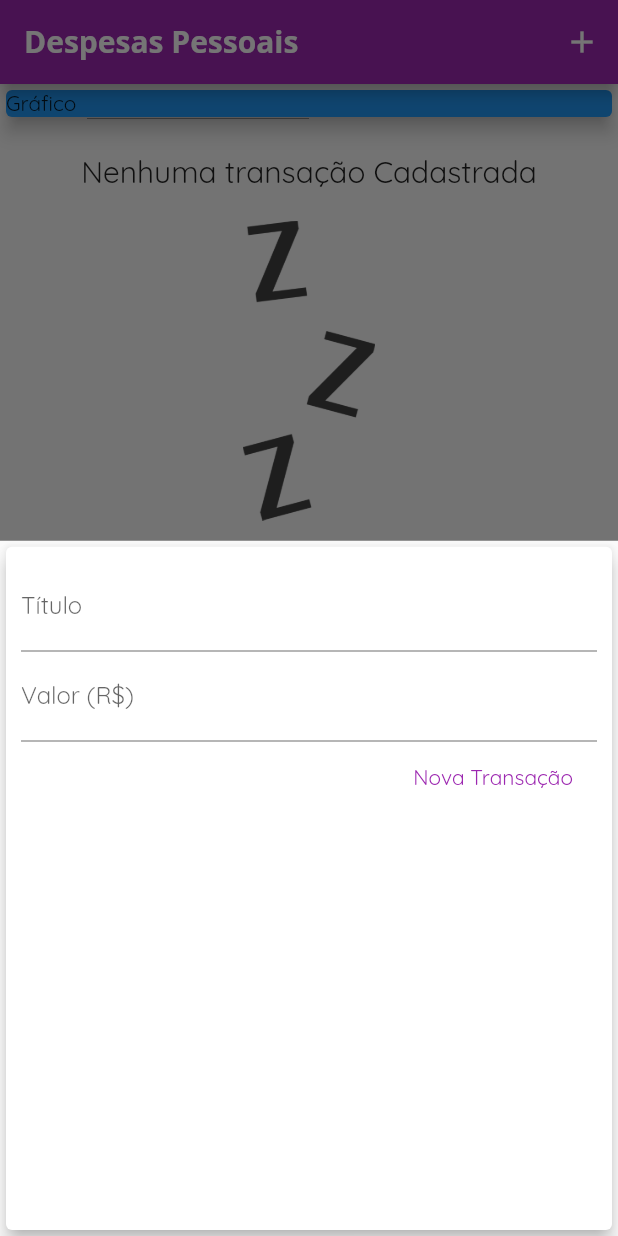
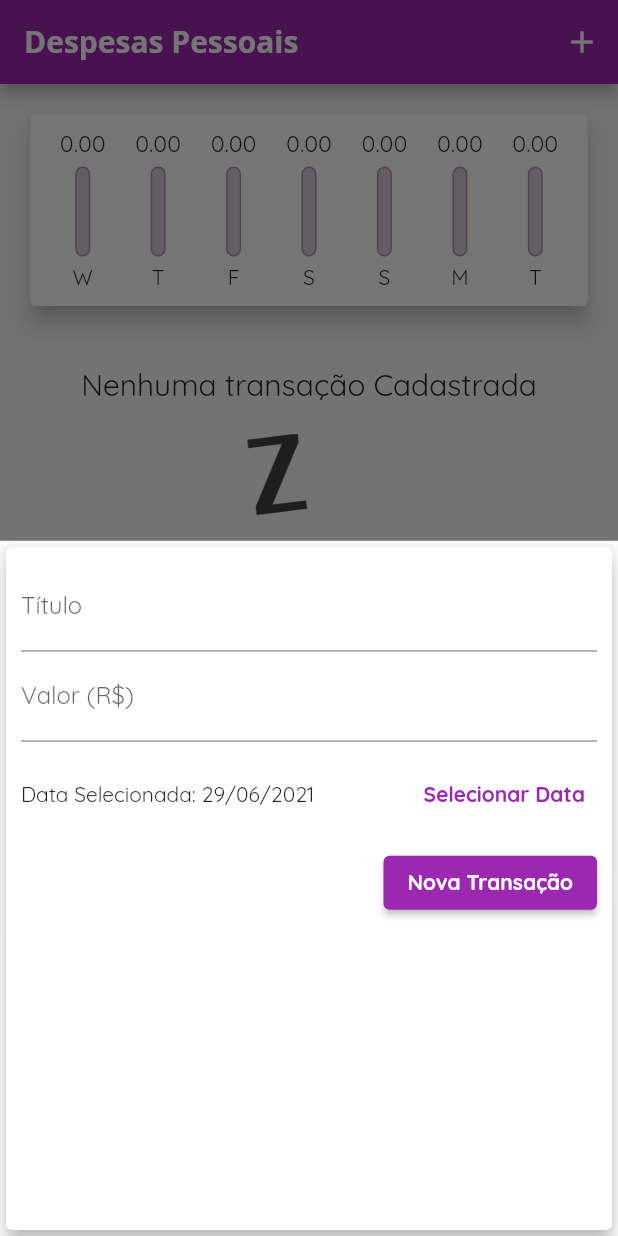
Before and after one commit to joaosatiro/study-flutter, a Flutter app: the screen it shows after launch, after a tap on the "add" icon, on a phone screen of 412 x 824 dp. Run offline on Flutter 3.47's test engine with Material 2 defaults, Android fonts, the phone set to English and light mode, and no system bars.

Commit message:
finish project expenses

```diff
--- /dev/null
+++ b/expenses/lib/components/chart.dart
@@ -0,0 +1,70 @@
+import 'package:expenses/components/chart_bar.dart';
+import 'package:expenses/models/transaction.dart';
+import 'package:intl/intl.dart';
+import 'package:flutter/material.dart';
+
+class Chart extends StatelessWidget {
+  final List<Transaction> recentTransaction;
+
+  const Chart({
+    Key? key,
+    required this.recentTransaction,
+  }) : super(key: key);
+
+  List<Map<String, Object>> get groupedTransactions {
+    return List.generate(7, (index) {
+      final weekDay = DateTime.now().subtract(
+        Duration(days: index),
+      );
+
+      double totalSum = 0.0;
+
+      for (var i = 0; i < recentTransaction.length; i++) {
+        bool sameDay = recentTransaction[i].date.day == weekDay.day;
+        bool sameMonth = recentTransaction[i].date.month == weekDay.month;
+        bool sameYear = recentTransaction[i].date.year == weekDay.year;
+
+        if (sameDay && sameMonth && sameYear) {
+          totalSum += recentTransaction[i].value;
+        }
+      }
+
+      return {
+        'day': DateFormat.E().format(weekDay)[0],
+        'value': totalSum,
+      };
+    }).reversed.toList();
+  }
+
+  double get _weekTotalValue {
+    return groupedTransactions.fold(0.0, (sum, tr) {
+      return sum + (tr['value'] as double);
+    });
+  }
+
+  @override
+  Widget build(BuildContext context) {
+    return Card(
+      elevation: 6,
+      margin: EdgeInsets.all(20),
+      child: Padding(
+        padding: const EdgeInsets.all(10),
+        child: Row(
+          mainAxisAlignment: MainAxisAlignment.spaceAround,
+          children: groupedTransactions.map((tr) {
+            return Flexible(
+              fit: FlexFit.tight,
+              child: ChartBar(
+                label: tr['day'].toString(),
+                value: tr['value'] as double,
+                percentage: _weekTotalValue == 0
+                    ? 0
+                    : (tr['value'] as double) / _weekTotalValue,
+              ),
+            );
+          }).toList(),
+        ),
+      ),
+    );
+  }
+}
--- /dev/null
+++ b/expenses/lib/components/chart_bar.dart
@@ -0,0 +1,59 @@
+import 'package:flutter/material.dart';
+
+class ChartBar extends StatelessWidget {
+  final String? label;
+  final double? value;
+  final double? percentage;
+
+  const ChartBar({
+    Key? key,
+    this.label,
+    this.value,
+    this.percentage,
+  }) : super(key: key);
+
+  @override
+  Widget build(BuildContext context) {
+    return Column(
+      children: [
+        Container(
+          height: 20,
+          child: FittedBox(
+            child: Text('${value!.toStringAsFixed(2)}'),
+          ),
+        ),
+        SizedBox(height: 5),
+        Container(
+          height: 60,
+          width: 10,
+          child: Stack(
+            alignment: Alignment.bottomCenter,
+            children: [
+              Container(
+                decoration: BoxDecoration(
+                  border: Border.all(
+                    color: Colors.grey,
+                    width: 1.0,
+                  ),
+                  color: Color.fromRGBO(220, 200, 220, 1),
+                  borderRadius: BorderRadius.circular(5),
+                ),
+              ),
+              FractionallySizedBox(
+                heightFactor: percentage,
+                child: Container(
+                  decoration: BoxDecoration(
+                    color: Theme.of(context).primaryColor,
+                    borderRadius: BorderRadius.circular(5),
+                  ),
+                ),
+              ),
+            ],
+          ),
+        ),
+        SizedBox(height: 5),
+        Text(label!),
+      ],
+    );
+  }
+}
--- a/expenses/lib/components/transaction_form.dart
+++ b/expenses/lib/components/transaction_form.dart
@@ -1,7 +1,8 @@
 import 'package:flutter/material.dart';
+import 'package:intl/intl.dart';
 
 class TransactionForm extends StatefulWidget {
-  final void Function(String, double) onSubmit;
+  final void Function(String, double, DateTime) onSubmit;
 
   TransactionForm(this.onSubmit);
 
@@ -10,19 +11,35 @@ class TransactionForm extends StatefulWidget {
 }
 
 class _TransactionFormState extends State<TransactionForm> {
-  final titleController = TextEditingController();
-
-  final valueController = TextEditingController();
+  final _titleController = TextEditingController();
+  final _valueController = TextEditingController();
+  DateTime _selectedDate = DateTime.now();
 
   _submitForm() {
-    final title = titleController.text;
-    final value = double.tryParse(valueController.text) ?? 0.0;
+    final title = _titleController.text;
+    final value = double.tryParse(_valueController.text) ?? 0.0;
 
-    if(title.isEmpty || value <= 0) {
+    if (title.isEmpty || value <= 0) {
       return;
     }
 
-    widget.onSubmit(title, value);
+    widget.onSubmit(title, value, _selectedDate);
+  }
+
+  _showDatePicker() {
+    showDatePicker(
+      context: context,
+      initialDate: DateTime.now(),
+      firstDate: DateTime(2019),
+      lastDate: DateTime.now(),
+    ).then((pickeDate) {
+      if (pickeDate == null) {
+        return;
+      }
+      setState(() {
+        _selectedDate = pickeDate;
+      });
+    });
   }
 
   @override
@@ -34,27 +51,48 @@ class _TransactionFormState extends State<TransactionForm> {
         child: Column(
           children: [
             TextField(
-              controller: titleController,
+              controller: _titleController,
               onSubmitted: (_) => _submitForm(),
               decoration: InputDecoration(
                 labelText: 'Título',
               ),
             ),
             TextField(
-              controller: valueController,
+              controller: _valueController,
               keyboardType: TextInputType.numberWithOptions(decimal: true),
               onSubmitted: (_) => _submitForm(),
               decoration: InputDecoration(
                 labelText: 'Valor (R\$)',
               ),
             ),
+            Container(
+              height: 70,
+              child: Row(
+                children: [
+                  Expanded(
+                    child: Text(
+                      'Data Selecionada: ${DateFormat('dd/MM/y').format(_selectedDate)}',
+                    ),
+                  ),
+                  TextButton(
+                    child: Text(
+                      'Selecionar Data',
+                      style: TextStyle(fontWeight: FontWeight.bold),
+                    ),
+                    onPressed: _showDatePicker,
+                  ),
+                ],
+              ),
+            ),
             Row(
               mainAxisAlignment: MainAxisAlignment.end,
               children: <Widget>[
-                FlatButton(
+                ElevatedButton(
                   onPressed: _submitForm,
-                  textColor: Colors.purple,
-                  child: Text('Nova Transação'),
+                  child: Text(
+                    'Nova Transação',
+                    style: TextStyle(fontWeight: FontWeight.bold),
+                  ),
                 ),
               ],
             )
--- a/expenses/lib/main.dart
+++ b/expenses/lib/main.dart
@@ -1,3 +1,4 @@
+import 'package:expenses/components/chart.dart';
 import 'package:flutter/material.dart';
 import 'components/transaction_form.dart';
 import 'dart:math';
@@ -35,27 +36,22 @@ class MyHomePage extends StatefulWidget {
 }
 
 class _MyHomePageState extends State<MyHomePage> {
-  final List<Transaction> _transactions = [
-    // Transaction(
-    //   id: 't1',
-    //   title: 'Novo tênis de corrida',
-    //   value: 310.76,
-    //   date: DateTime.now(),
-    // ),
-    // Transaction(
-    //   id: 't2',
-    //   title: 'Conta de Luz',
-    //   value: 211.30,
-    //   date: DateTime.now(),
-    // ),
-  ];
+  final List<Transaction> _transactions = [];
 
-  _addTransaction(String title, double value) {
+  List<Transaction> get _recentTransactions {
+    return _transactions.where((tr) {
+      return tr.date.isAfter(DateTime.now().subtract(
+        Duration(days: 7),
+      ));
+    }).toList();
+  }
+
+  _addTransaction(String title, double value, DateTime date) {
     final newTranction = Transaction(
       id: Random().nextDouble().toString(),
       title: title,
       value: value,
-      date: DateTime.now(),
+      date: date,
     );
 
     setState(() {
@@ -63,6 +59,12 @@ class _MyHomePageState extends State<MyHomePage> {
     });
 
     Navigator.of(context).pop();
+  }
+
+  _removeTransaction(String id) {
+    setState(() {
+      _transactions.removeWhere((tr) => tr.id == id);
+    });
   }
 
   _openTransctionFormModal(BuildContext context) {
@@ -90,14 +92,8 @@ class _MyHomePageState extends State<MyHomePage> {
         child: Column(
           crossAxisAlignment: CrossAxisAlignment.stretch,
           children: [
-            Container(
-              child: Card(
-                color: Colors.blue,
-                child: Text('Gráfico'),
-                elevation: 5,
-              ),
-            ),
-            TransactionList(_transactions),
+            Chart(recentTransaction: _recentTransactions),
+            TransactionList(_transactions, _removeTransaction),
           ],
         ),
       ),
```
Also changed, not shown: expenses/lib/components/transaction_list.dart (+30 -42 lines).
